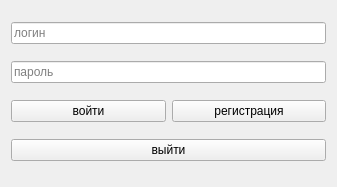
First picture: the form in login.ui, repository RefcharpN/messenger, before the edit.
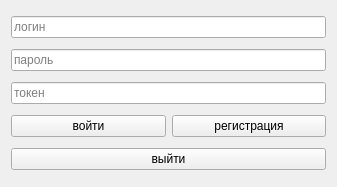
Second picture: the form after the edit.

Diff of the .ui file:
```diff
--- a/login.ui
+++ b/login.ui
@@ -28,6 +28,13 @@
      </property>
     </widget>
    </item>
+   <item>
+    <widget class="QLineEdit" name="lineEdit_3">
+     <property name="placeholderText">
+      <string>токен</string>
+     </property>
+    </widget>
+   </item>
    <item>
     <layout class="QHBoxLayout" name="horizontalLayout">
      <item>
```
